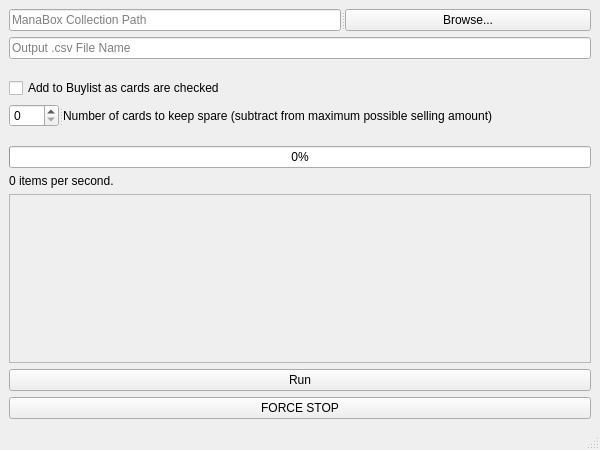
Old version of the form ui/mainwindow.ui in the repository brhyeton/MTGMate.
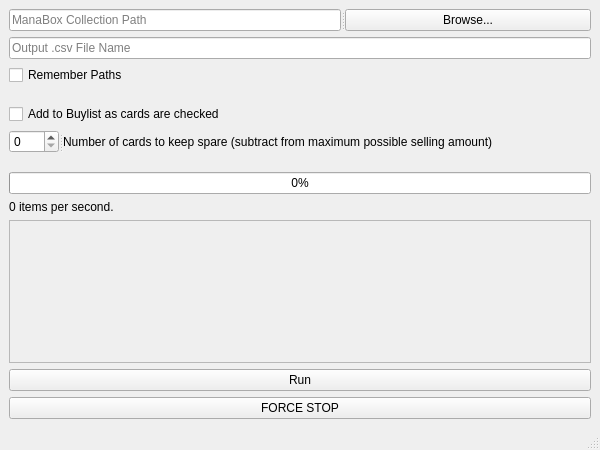
New version of the form.

```diff
--- a/ui/mainwindow.ui
+++ b/ui/mainwindow.ui
@@ -66,6 +66,13 @@
       </property>
      </widget>
     </item>
+    <item>
+     <widget class="QCheckBox" name="rememberBox">
+      <property name="text">
+       <string>Remember Paths</string>
+      </property>
+     </widget>
+    </item>
     <item>
      <spacer name="verticalSpacer">
       <property name="orientation">
@@ -146,7 +153,7 @@
          <x>0</x>
          <y>0</y>
          <width>580</width>
-         <height>127</height>
+         <height>101</height>
         </rect>
        </property>
        <layout class="QVBoxLayout" name="verticalLayout_2">
```
